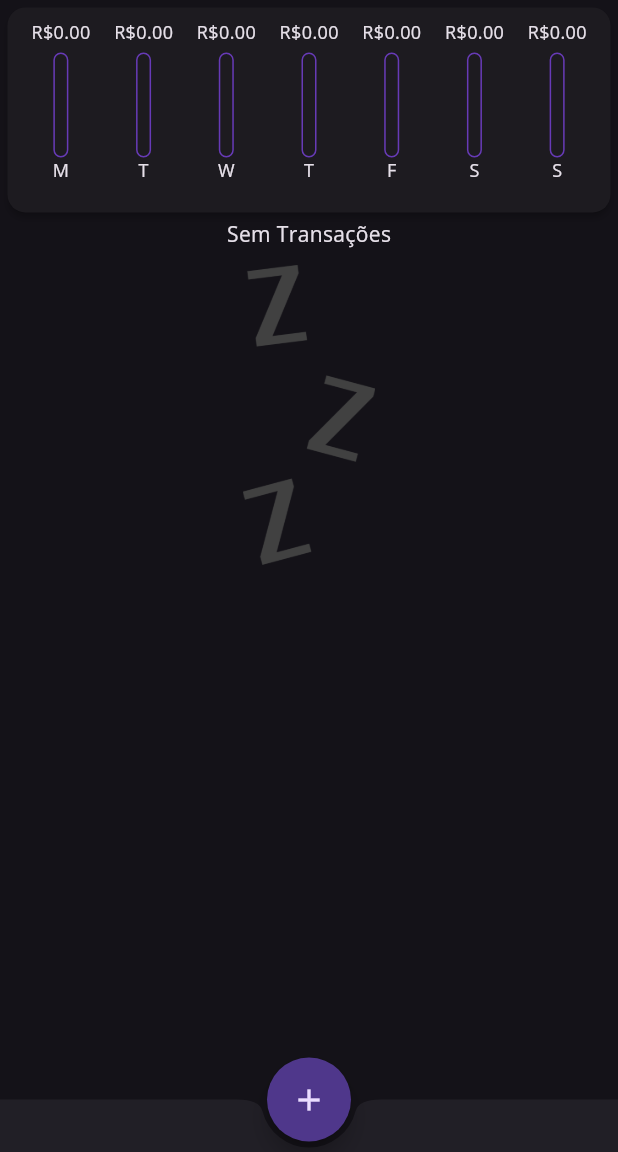
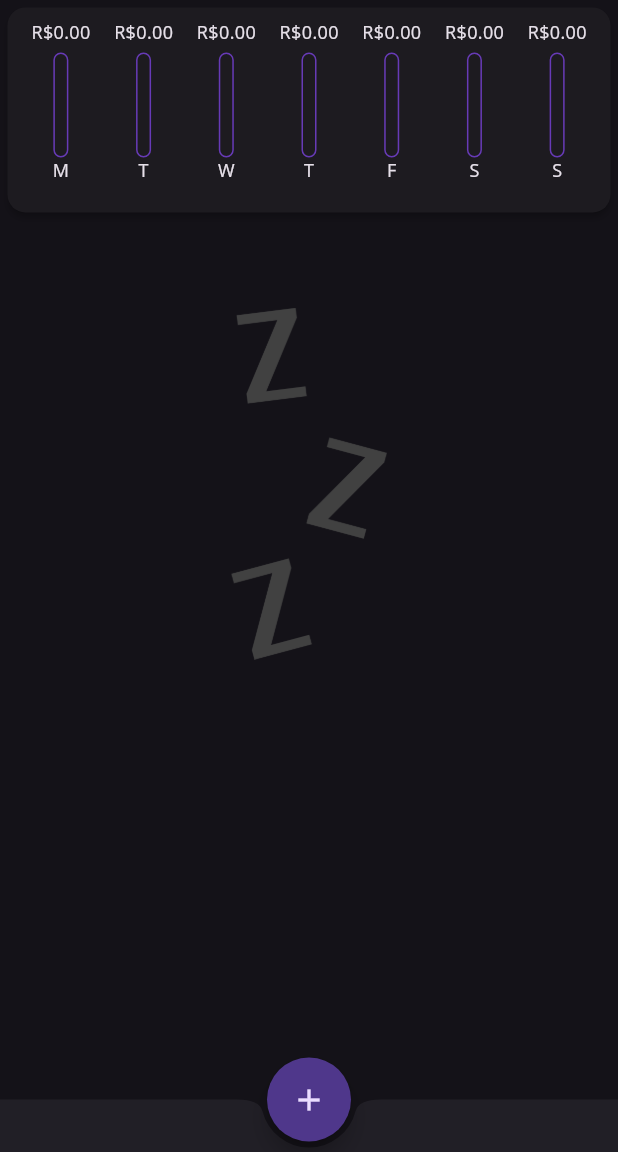
Before and after one commit to KauaHenSilva/dart_flutter_despesas_pessoais, a Flutter app: the screen it shows after launch, on a phone screen of 412 x 824 dp, the part 84-1236 px from its top. Run offline on Flutter 3.47's test engine with Material 3 defaults, Android fonts, the phone set to English and light mode, and no system bars.

Commit message:
Style: TransactionList NoTransaction

```diff
--- a/lib/components/transaction_list.dart
+++ b/lib/components/transaction_list.dart
@@ -44,20 +44,16 @@ class TransactionList extends StatelessWidget {
                 ),
               ),
             )
-          : Column(
-              children: [
-                Container(
-                  alignment: Alignment.center,
-                  child: const Text('Sem Transações'),
-                ),
-                const SizedBox(
-                  height: 10,
-                ),
-                SizedBox(
-                  height: 200,
-                  child: Image.asset('assets/images/waiting.png'),
-                )
-              ],
+          : LayoutBuilder(
+              builder: (context, constraints) => Column(
+                children: [
+                  SizedBox(height: constraints.maxHeight * 0.1,),
+                  SizedBox(
+                    height: constraints.maxHeight * 0.4,
+                    child: Image.asset('assets/images/waiting.png'),
+                  )
+                ],
+              ),
             ),
     );
   }
```
